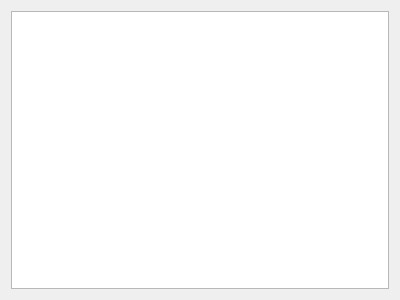
Above: ImageViewer/Widget.ui from Ulle84/UllesSourceCode before the change. Below: the same form after it.
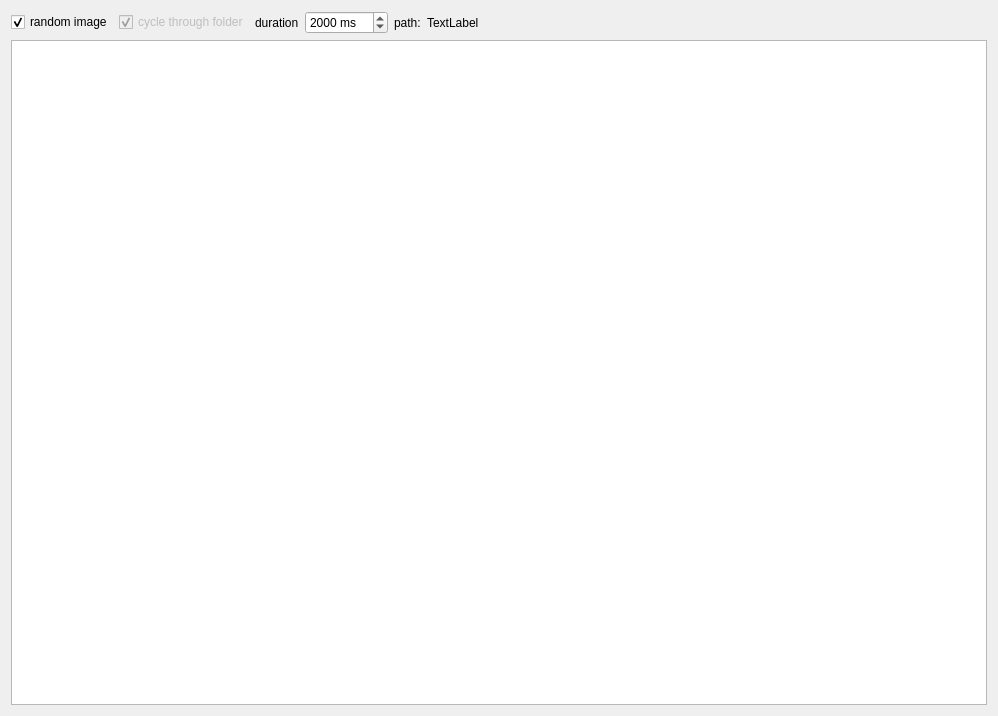
That is the form after the change.

```diff
--- a/ImageViewer/Widget.ui
+++ b/ImageViewer/Widget.ui
@@ -6,15 +6,88 @@
    <rect>
     <x>0</x>
     <y>0</y>
-    <width>400</width>
-    <height>300</height>
+    <width>998</width>
+    <height>716</height>
    </rect>
   </property>
   <property name="windowTitle">
    <string>Widget</string>
   </property>
-  <layout class="QGridLayout" name="gridLayout">
-   <item row="0" column="0">
+  <layout class="QVBoxLayout" name="verticalLayout">
+   <item>
+    <layout class="QHBoxLayout" name="horizontalLayout_2">
+     <item>
+      <widget class="QCheckBox" name="checkBoxRandom">
+       <property name="text">
+        <string>random image</string>
+       </property>
+       <property name="checked">
+        <bool>true</bool>
+       </property>
+      </widget>
+     </item>
+     <item>
+      <widget class="QCheckBox" name="checkBoxCycle">
+       <property name="enabled">
+        <bool>false</bool>
+       </property>
+       <property name="text">
+        <string>cycle through folder</string>
+       </property>
+       <property name="checked">
+        <bool>true</bool>
+       </property>
+      </widget>
+     </item>
+     <item>
+      <widget class="QLabel" name="label_2">
+       <property name="text">
+        <string>duration</string>
+       </property>
+      </widget>
+     </item>
+     <item>
+      <widget class="QSpinBox" name="spinBox">
+       <property name="sizePolicy">
+        <sizepolicy hsizetype="Preferred" vsizetype="Fixed">
+         <horstretch>0</horstretch>
+         <verstretch>0</verstretch>
+        </sizepolicy>
+       </property>
+       <property name="suffix">
+        <string> ms </string>
+       </property>
+       <property name="maximum">
+        <number>60000</number>
+       </property>
+       <property name="value">
+        <number>2000</number>
+       </property>
+      </widget>
+     </item>
+     <item>
+      <widget class="QLabel" name="label">
+       <property name="text">
+        <string>path:</string>
+       </property>
+      </widget>
+     </item>
+     <item>
+      <widget class="QLabel" name="labelPath">
+       <property name="sizePolicy">
+        <sizepolicy hsizetype="MinimumExpanding" vsizetype="Preferred">
+         <horstretch>0</horstretch>
+         <verstretch>0</verstretch>
+        </sizepolicy>
+       </property>
+       <property name="text">
+        <string>TextLabel</string>
+       </property>
+      </widget>
+     </item>
+    </layout>
+   </item>
+   <item>
     <widget class="QGraphicsView" name="graphicsView"/>
    </item>
   </layout>
```
